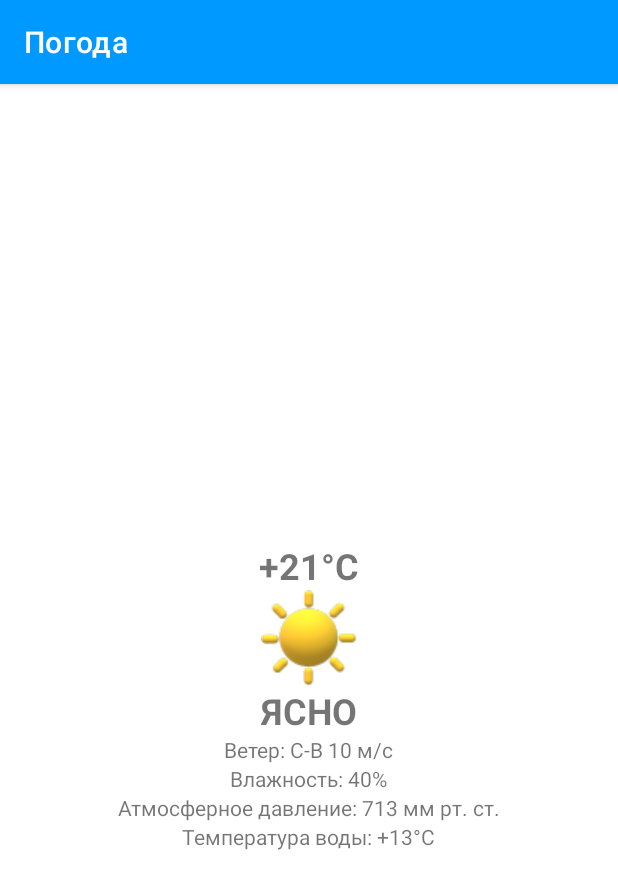
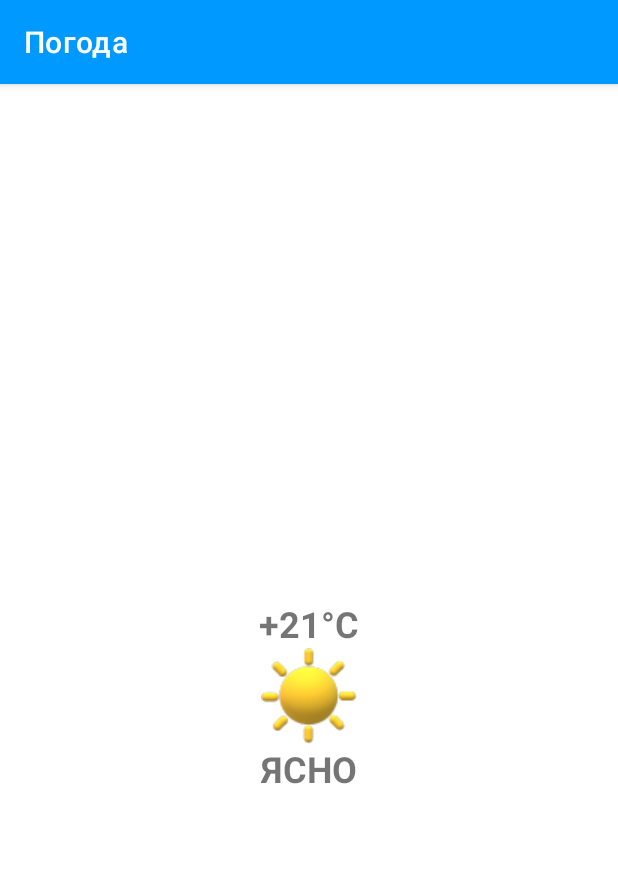
Before and after one commit to KochevniKXXI/Weather, an Android app: the TheWeather screen opened directly, with no data from a screen before it, on a phone screen of 412 x 824 dp. Shown: the top 889 px of the screen. Run offline under Robolectric (Android 15) with nearby library versions, the phone set to English and light mode, and no system bars; 6 statements that could not run were skipped.

Commit message:
Реализованы фрагменты

```diff
--- a/app/src/main/AndroidManifest.xml
+++ b/app/src/main/AndroidManifest.xml
@@ -17,7 +17,7 @@
             android:name=".TheWeather"
             android:exported="false" />
         <activity
-            android:name=".FirstSettings"
+            android:name=".MainActivity"
             android:exported="true">
             <intent-filter>
                 <action android:name="android.intent.action.MAIN" />
--- a/app/src/main/java/ru/nomad/weather/TheWeather.java
+++ b/app/src/main/java/ru/nomad/weather/TheWeather.java
@@ -1,37 +1,27 @@
 package ru.nomad.weather;
+
+import static ru.nomad.weather.TheWeatherFragment.PARCEL;
 
 import androidx.appcompat.app.AppCompatActivity;
 
+import android.content.res.Configuration;
 import android.os.Bundle;
-import android.view.View;
-import android.widget.TextView;
 
 public class TheWeather extends AppCompatActivity {
 
     @Override
     protected void onCreate(Bundle savedInstanceState) {
         super.onCreate(savedInstanceState);
-        setContentView(R.layout.the_weather);
 
-        final TextView textView = findViewById(R.id.current_city);
-        final TextView wind = findViewById(R.id.wind);
-        final TextView humidity = findViewById(R.id.humidity);
-        final TextView pressure = findViewById(R.id.pressure);
-        final TextView water = findViewById(R.id.water);
+        if (getResources().getConfiguration().orientation == Configuration.ORIENTATION_LANDSCAPE) {
+            finish();
+            return;
+        }
 
-        textView.setText(getIntent().getExtras().getString(FirstSettings.CITY));
-
-        if (!getIntent().getExtras().getBoolean(FirstSettings.CHECK_WIND)) {
-            wind.setVisibility(View.GONE);
-        }
-        if (!getIntent().getExtras().getBoolean(FirstSettings.CHECK_HUMIDITY)) {
-            humidity.setVisibility(View.GONE);
-        }
-        if (!getIntent().getExtras().getBoolean(FirstSettings.CHECK_PRESSURE)) {
-            pressure.setVisibility(View.GONE);
-        }
-        if (!getIntent().getExtras().getBoolean(FirstSettings.CHECK_WATER)) {
-            water.setVisibility(View.GONE);
+        if (savedInstanceState == null) {
+            Parcel parcel = (Parcel) getIntent().getExtras().getSerializable(PARCEL);
+            TheWeatherFragment weather = TheWeatherFragment.newInstance(parcel);
+            getSupportFragmentManager().beginTransaction().add(android.R.id.content, weather).commit();
         }
     }
 }
--- /dev/null
+++ b/app/src/main/java/ru/nomad/weather/TheWeatherFragment.java
@@ -0,0 +1,83 @@
+package ru.nomad.weather;
+
+import android.os.Bundle;
+
+import androidx.fragment.app.Fragment;
+
+import android.view.LayoutInflater;
+import android.view.View;
+import android.view.ViewGroup;
+import android.widget.TextView;
+
+/**
+ * A simple {@link Fragment} subclass.
+ * Use the {@link TheWeatherFragment#newInstance} factory method to
+ * create an instance of this fragment.
+ */
+public class TheWeatherFragment extends Fragment {
+
+    // the fragment initialization parameters, e.g. ARG_ITEM_NUMBER
+    public static final String PARCEL = "parcel";
+
+    public TheWeatherFragment() {
+        // Required empty public constructor
+    }
+
+    /**
+     * Use this factory method to create a new instance of
+     * this fragment using the provided parameters.
+     *
+     * @param parcel Parameter 1.
+     * @return A new instance of fragment TheWeatherFragment.
+     */
+    public static TheWeatherFragment newInstance(Parcel parcel) {
+        TheWeatherFragment fragment = new TheWeatherFragment();
+        Bundle args = new Bundle();
+        args.putSerializable(PARCEL, parcel);
+        fragment.setArguments(args);
+        return fragment;
+    }
+
+    public Parcel getParcel() {
+        Parcel parcel = (Parcel) getArguments().getSerializable(PARCEL);
+        return parcel;
+    }
+
+    @Override
+    public View onCreateView(LayoutInflater inflater, ViewGroup container,
+                             Bundle savedInstanceState) {
+        // Inflate the layout for this fragment
+        View layout = inflater.inflate(R.layout.fragment_the_weather, container, false);
+
+        TextView textView = layout.findViewById(R.id.current_city);
+        TextView wind = layout.findViewById(R.id.wind);
+        TextView humidity = layout.findViewById(R.id.humidity);
+        TextView pressure = layout.findViewById(R.id.pressure);
+        TextView water = layout.findViewById(R.id.water);
+
+        Parcel parcel = getParcel();
+
+        textView.setText(parcel.getCity());
+        if (parcel.isCheckWind()) {
+            wind.setVisibility(View.VISIBLE);
+        } else {
+            wind.setVisibility(View.GONE);
+        }
+        if (parcel.isCheckHumidity()) {
+            humidity.setVisibility(View.VISIBLE);
+        } else {
+            humidity.setVisibility(View.GONE);
+        }
+        if (parcel.isCheckPressure()) {
+            pressure.setVisibility(View.VISIBLE);
+        } else {
+            pressure.setVisibility(View.GONE);
+        }
+        if (parcel.isCheckWater()) {
+            water.setVisibility(View.VISIBLE);
+        } else {
+            water.setVisibility(View.GONE);
+        }
+        return layout;
+    }
+}
--- /dev/null
+++ b/app/src/main/res/layout/fragment_the_weather.xml
@@ -0,0 +1,61 @@
+<?xml version="1.0" encoding="utf-8"?>
+<LinearLayout xmlns:android="http://schemas.android.com/apk/res/android"
+    xmlns:app="http://schemas.android.com/apk/res-auto"
+    xmlns:tools="http://schemas.android.com/tools"
+    android:layout_width="match_parent"
+    android:layout_height="match_parent"
+    android:gravity="center"
+    android:orientation="vertical"
+    tools:context=".TheWeatherFragment">
+
+    <TextView
+        android:id="@+id/current_city"
+        style="@style/city"
+        android:layout_width="wrap_content"
+        android:layout_height="wrap_content" />
+
+    <TextView
+        android:id="@+id/temperature"
+        style="@style/temperature"
+        android:layout_width="wrap_content"
+        android:layout_height="wrap_content"
+        android:text="@string/temperature" />
+
+    <ImageView
+        android:id="@+id/image_weather"
+        android:layout_width="wrap_content"
+        android:layout_height="wrap_content"
+        app:srcCompat="@drawable/sun" />
+
+    <TextView
+        android:id="@+id/text_weather"
+        style="@style/temperature"
+        android:layout_width="wrap_content"
+        android:layout_height="wrap_content"
+        android:text="@string/text_weather" />
+
+    <TextView
+        android:id="@+id/wind"
+        android:layout_width="wrap_content"
+        android:layout_height="wrap_content"
+        android:text="@string/wind" />
+
+    <TextView
+        android:id="@+id/humidity"
+        android:layout_width="wrap_content"
+        android:layout_height="wrap_content"
+        android:text="@string/humidity" />
+
+    <TextView
+        android:id="@+id/pressure"
+        android:layout_width="wrap_content"
+        android:layout_height="wrap_content"
+        android:text="@string/pressure" />
+
+    <TextView
+        android:id="@+id/water"
+        android:layout_width="wrap_content"
+        android:layout_height="wrap_content"
+        android:text="@string/water" />
+
+</LinearLayout>
--- a/app/src/main/res/layout/the_weather.xml
+++ /dev/null
@@ -1,62 +0,0 @@
-<?xml version="1.0" encoding="utf-8"?>
-<LinearLayout
-    xmlns:android="http://schemas.android.com/apk/res/android"
-    xmlns:app="http://schemas.android.com/apk/res-auto"
-    xmlns:tools="http://schemas.android.com/tools"
-    android:layout_width="match_parent"
-    android:layout_height="match_parent"
-    android:orientation="vertical"
-    android:gravity="center"
-    tools:context=".TheWeather">
-
-        <TextView
-            android:id="@+id/current_city"
-            android:layout_width="wrap_content"
-            android:layout_height="wrap_content"
-            style="@style/city" />
-
-        <TextView
-            android:id="@+id/temperature"
-            android:layout_width="wrap_content"
-            android:layout_height="wrap_content"
-            style="@style/temperature"
-            android:text="@string/temperature" />
-
-        <ImageView
-            android:id="@+id/image_weather"
-            android:layout_width="wrap_content"
-            android:layout_height="wrap_content"
-            app:srcCompat="@drawable/sun" />
-
-        <TextView
-            android:id="@+id/text_weather"
-            android:layout_width="wrap_content"
-            android:layout_height="wrap_content"
-            style="@style/temperature"
-            android:text="@string/text_weather" />
-
-        <TextView
-            android:id="@+id/wind"
-            android:layout_width="wrap_content"
-            android:layout_height="wrap_content"
-            android:text="@string/wind" />
-
-        <TextView
-            android:id="@+id/humidity"
-            android:layout_width="wrap_content"
-            android:layout_height="wrap_content"
-            android:text="@string/humidity" />
-
-        <TextView
-            android:id="@+id/pressure"
-            android:layout_width="wrap_content"
-            android:layout_height="wrap_content"
-            android:text="@string/pressure" />
-
-        <TextView
-            android:id="@+id/water"
-            android:layout_width="wrap_content"
-            android:layout_height="wrap_content"
-            android:text="@string/water" />
-
-</LinearLayout>
```
Also changed, not shown: app/src/main/java/ru/nomad/weather/FirstSettings.java (deleted, +0 -65 lines), app/src/main/java/ru/nomad/weather/FirstSettingsFragment.java (added, +157 -0 lines), app/src/main/java/ru/nomad/weather/MainActivity.java (added, +13 -0 lines), app/src/main/java/ru/nomad/weather/Parcel.java (added, +71 -0 lines), app/src/main/res/layout-land/activity_main.xml (added, +23 -0 lines), app/src/main/res/layout/activity_main.xml (added, +17 -0 lines), app/src/main/res/layout/fragment_first_settings.xml (renamed from app/src/main/res/layout/first_settings.xml, +6 -6 lines).
